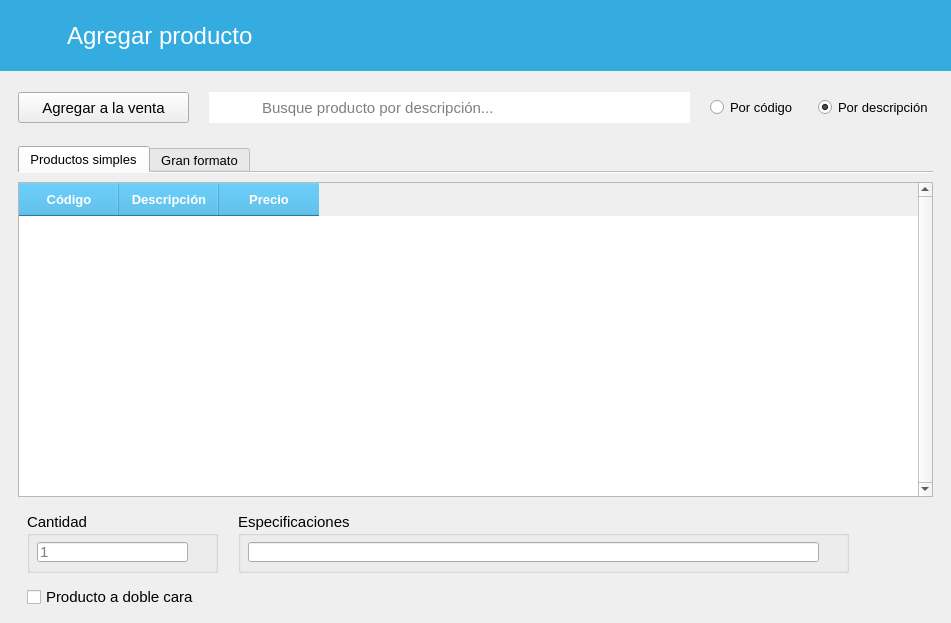
This is ui/Ui_AgregarProducto.ui in ivanperez-7/printpos as Qt 5 draws it before an edit. The edited form follows.
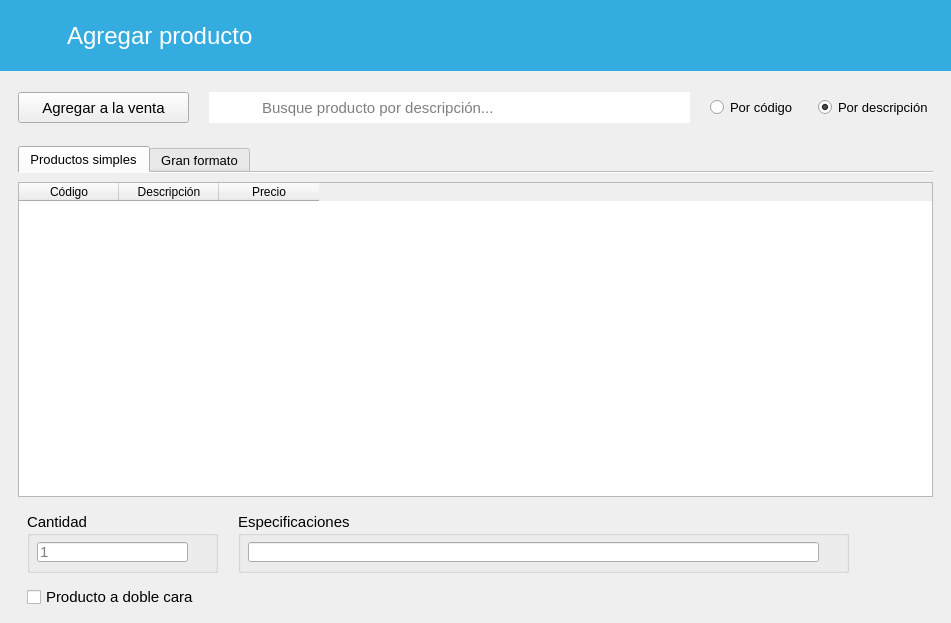
This is the edited form. Icons and pictures are not drawn. Custom widgets are drawn as their Qt base class.

The edit to the form file:
```diff
--- a/ui/Ui_AgregarProducto.ui
+++ b/ui/Ui_AgregarProducto.ui
@@ -397,64 +397,9 @@
                <height>301</height>
               </size>
              </property>
-             <property name="font">
-              <font>
-               <family>Segoe UI</family>
-               <pointsize>10</pointsize>
-              </font>
-             </property>
-             <property name="styleSheet">
-              <string notr="true">QHeaderView::section {
-	font: bold 10pt;
-	color: rgb(255, 255, 255);
-	background-color: rgb(52, 172, 224);
-	padding: 7px;
-}
-
-QTableView::item{
-  padding: 5px;
-}
-
-QTableWidget {
-	alternate-background-color: rgb(240, 240, 240);
-}
-
-QTableView {
-    selection-background-color: rgb(85, 85, 255);
-    selection-color: rgb(255, 255, 255);
-}
-QTableView:active {
-    selection-background-color: rgb(85, 85, 255);
-    selection-color: rgb(255, 255, 255);
-}</string>
-             </property>
-             <property name="verticalScrollBarPolicy">
-              <enum>Qt::ScrollBarAlwaysOn</enum>
-             </property>
-             <property name="editTriggers">
-              <set>QAbstractItemView::NoEditTriggers</set>
-             </property>
-             <property name="alternatingRowColors">
-              <bool>true</bool>
-             </property>
-             <property name="selectionMode">
-              <enum>QAbstractItemView::SingleSelection</enum>
-             </property>
-             <property name="selectionBehavior">
-              <enum>QAbstractItemView::SelectRows</enum>
-             </property>
-             <property name="showGrid">
-              <bool>false</bool>
-             </property>
-             <property name="gridStyle">
-              <enum>Qt::SolidLine</enum>
-             </property>
              <attribute name="horizontalHeaderMinimumSectionSize">
               <number>80</number>
              </attribute>
-             <attribute name="verticalHeaderVisible">
-              <bool>false</bool>
-             </attribute>
              <column>
               <property name="text">
                <string>Código</string>
@@ -954,6 +899,13 @@
    </layout>
   </widget>
  </widget>
+ <customwidgets>
+  <customwidget>
+   <class>TablaDatos</class>
+   <extends>QTableWidget</extends>
+   <header>utils.mywidgets.h</header>
+  </customwidget>
+ </customwidgets>
  <tabstops>
   <tabstop>tabla_seleccionar</tabstop>
   <tabstop>txtCantidad</tabstop>
```
Left out of the diff: 60 changed lines with no effect on the pictures.
